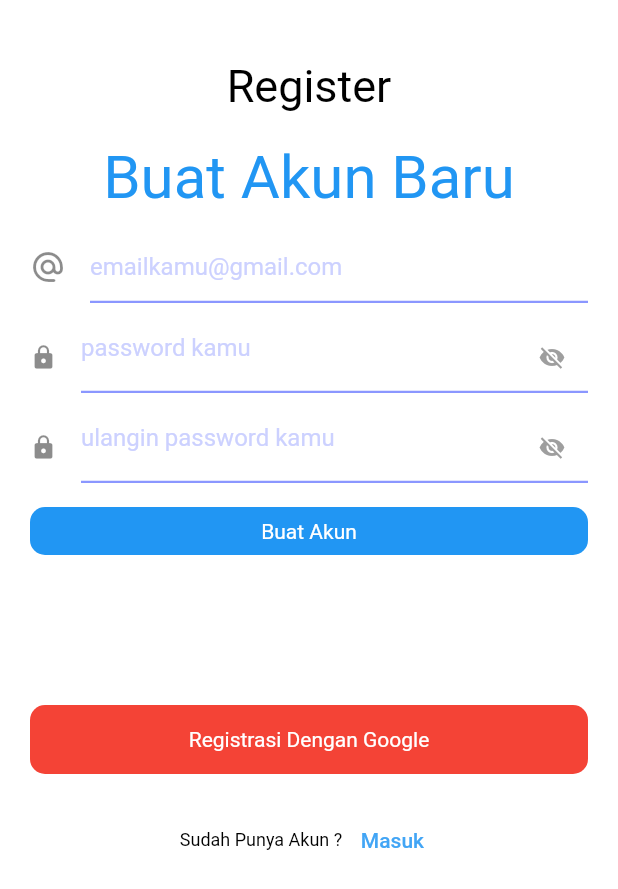
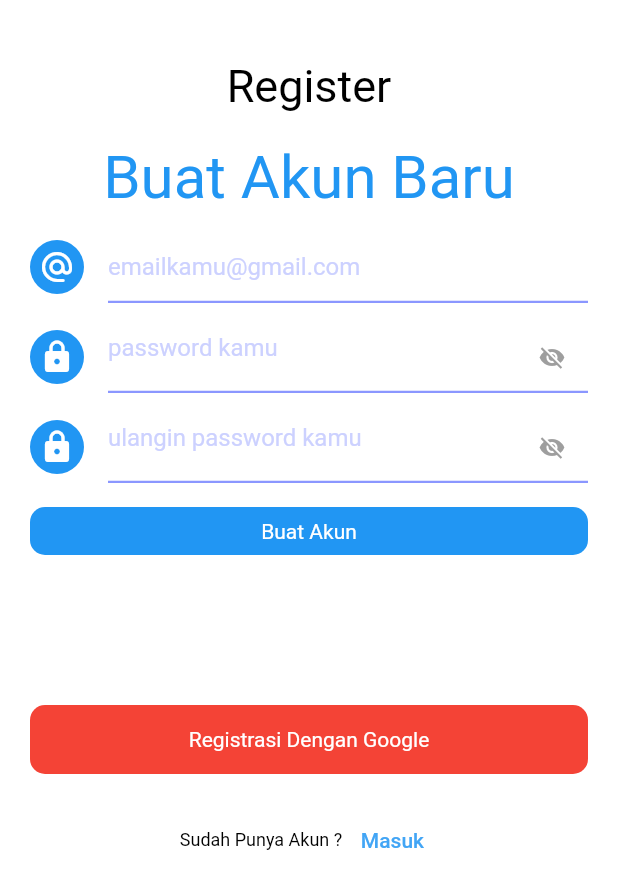
Before and after one commit to nabnab89/JogjaKarir, a Flutter app: the Register screen opened directly, on a phone screen of 412 x 824 dp. Shown: the top 889 px of the screen. Run offline on Flutter 3.47's test engine with Material 2 defaults, Android fonts, the phone set to English and light mode, and no system bars; missing offline and left inert: dart:js.

Commit message:
Merubah tampilan Icon

```diff
--- a/lib/register.dart
+++ b/lib/register.dart
@@ -87,7 +87,14 @@ class _MyAppState extends State<Register> {
                 width: 3.0,
               ),
             ),
-            icon: Icon(Icons.alternate_email_rounded),
+              icon: CircleAvatar(
+              backgroundColor: Colors.blue,
+              radius: 18,
+              child: Icon(
+                Icons.alternate_email_rounded,
+                color: Colors.white,
+              ),
+            ),
             hintText: "emailkamu@gmail.com",
             hintStyle: TextStyle(color: Color(0xffccd1ff)),
           ),
@@ -124,7 +131,14 @@ class _MyAppState extends State<Register> {
                 width: 3.0,
               ),
             ),
-            icon: Icon(Icons.lock_rounded),
+              icon: CircleAvatar(
+              backgroundColor: Colors.blue,
+              radius: 18,
+              child: Icon(
+                Icons.lock_rounded,
+                color: Colors.white,
+              ),
+            ),
             hintText: "password kamu",
             hintStyle: TextStyle(color: Color(0xffccd1ff)),
           ),
@@ -162,7 +176,14 @@ class _MyAppState extends State<Register> {
                 width: 3.0,
               ),
             ),
-            icon: Icon(Icons.lock_rounded),
+              icon: CircleAvatar(
+              backgroundColor: Colors.blue,
+              radius: 18,
+              child: Icon(
+                Icons.lock_rounded,
+                color: Colors.white,
+              ),
+            ),
             hintText: "ulangin password kamu",
             hintStyle: TextStyle(color: Color(0xffccd1ff)),
           ),
```
